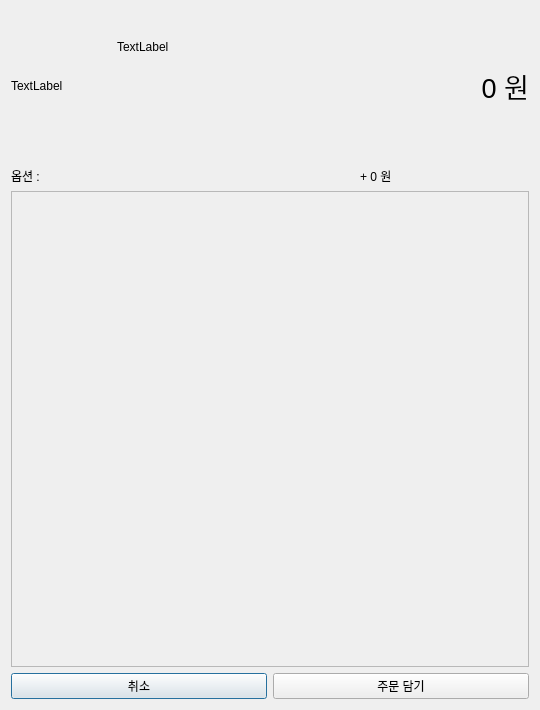
Qt form VentiApp/Common/option_modal.ui (minki9252/TheVentiKiosk) before a commit.
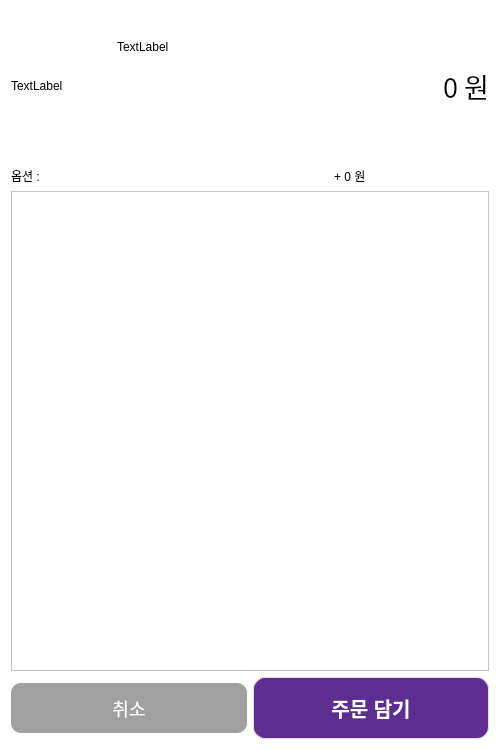
The same form after that commit.

```diff
--- a/VentiApp/Common/option_modal.ui
+++ b/VentiApp/Common/option_modal.ui
@@ -9,13 +9,83 @@
    <rect>
     <x>0</x>
     <y>0</y>
-    <width>540</width>
-    <height>710</height>
+    <width>500</width>
+    <height>750</height>
    </rect>
   </property>
   <property name="windowTitle">
    <string>Dialog</string>
   </property>
+  <property name="styleSheet">
+   <string notr="true">/* 전반적인 위젯 배경 및 기본 폰트 설정 */
+QWidget {
+    background-color: #FFFFFF;
+    font-family: &quot;Malgun Gothic&quot;, &quot;NanumSquare&quot;, sans-serif;
+}
+
+/* 더벤티 메인 컬러: 보라색 (#5D2D91) */
+/* 강조 버튼 (결제, 확인, 쿠폰 선택 등) */
+QPushButton#btnPay, QPushButton#btnConfirm, QPushButton#coupon_app_btn, 
+QPushButton#btn_insert_card, QPushButton#storeButton, QPushButton#takeoutButton {
+    background-color: #5D2D91;
+    color: #FFFFFF;
+    border-radius: 12px;
+    font-size: 20px;
+    font-weight: bold;
+    min-height: 60px;
+}
+
+QPushButton#btnPay:pressed, QPushButton#storeButton:pressed {
+    background-color: #4A2475; /* 클릭 시 더 진한 보라색 피드백 */
+}
+
+/* 일반 버튼 및 숫자 패드 */
+QPushButton {
+    background-color: #F2F2F2;
+    border: 1px solid #DCDCDC;
+    border-radius: 8px;
+    font-size: 18px;
+    color: #333333;
+    min-height: 50px;
+}
+
+/* 취소 및 이전 버튼 (회색 계열) */
+QPushButton#btnCancel, QPushButton#btn_cancel, QPushButton#pushButton_14 {
+    background-color: #A0A0A0;
+    color: #FFFFFF;
+    border: none;
+    border-radius: 10px;
+}
+
+/* 입력 필드 스타일 */
+QLineEdit {
+    border: 2px solid #5D2D91;
+    border-radius: 10px;
+    padding: 10px;
+    font-size: 22px;
+    background-color: #F9F9F9;
+}
+
+/* 제목 레이블 */
+QLabel#label_title, QLabel#label_3 {
+    color: #5D2D91;
+    font-weight: bold;
+    font-size: 26px;
+    margin-bottom: 10px;
+}
+
+/* 장바구니 리스트 및 메뉴 리스트 */
+QListWidget {
+    border: 1px solid #E0E0E0;
+    background-color: #FFFFFF;
+    outline: none;
+}
+
+QListWidget::item:selected {
+    background-color: #F0EAF6; /* 연한 보라색 선택 효과 */
+    border-left: 5px solid #5D2D91;
+}</string>
+  </property>
   <layout class="QVBoxLayout" name="verticalLayout_2">
    <item>
     <layout class="QHBoxLayout" name="horizontalLayout">
@@ -75,6 +145,7 @@
        </property>
        <property name="font">
         <font>
+         <family>Malgun Gothic</family>
          <pointsize>20</pointsize>
         </font>
        </property>
@@ -137,8 +208,8 @@
        <rect>
         <x>0</x>
         <y>0</y>
-        <width>520</width>
-        <height>464</height>
+        <width>480</width>
+        <height>477</height>
        </rect>
       </property>
       <layout class="QVBoxLayout" name="verticalLayout_3">
```
